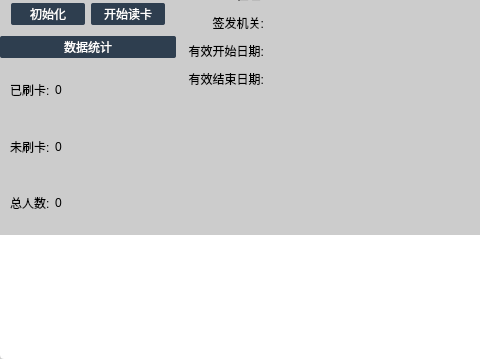
Old version of the form IDReader/gui/MainWidget.ui in the repository xtuer/Qt; both pictures show x 0 to 480 and y 193 to 552 of the 650 by 552 pixel window.
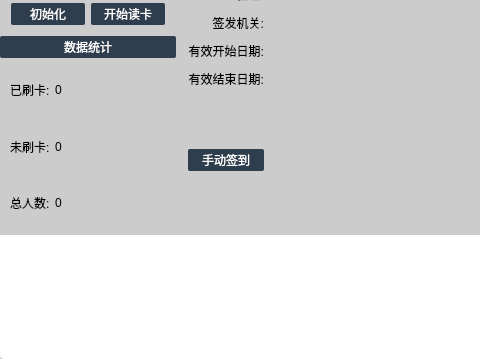
New version of the form. Icons and pictures are not drawn.

Commit message: 手动签到和隐藏摄像头拍照

What changed in the file:
```diff
--- a/IDReader/gui/MainWidget.ui
+++ b/IDReader/gui/MainWidget.ui
@@ -551,6 +551,13 @@
            </property>
           </widget>
          </item>
+         <item row="9" column="0">
+          <widget class="QPushButton" name="manualSignInButton">
+           <property name="text">
+            <string>手动签到</string>
+           </property>
+          </widget>
+         </item>
         </layout>
        </widget>
       </item>
```
The commit also changes 10 other files.
